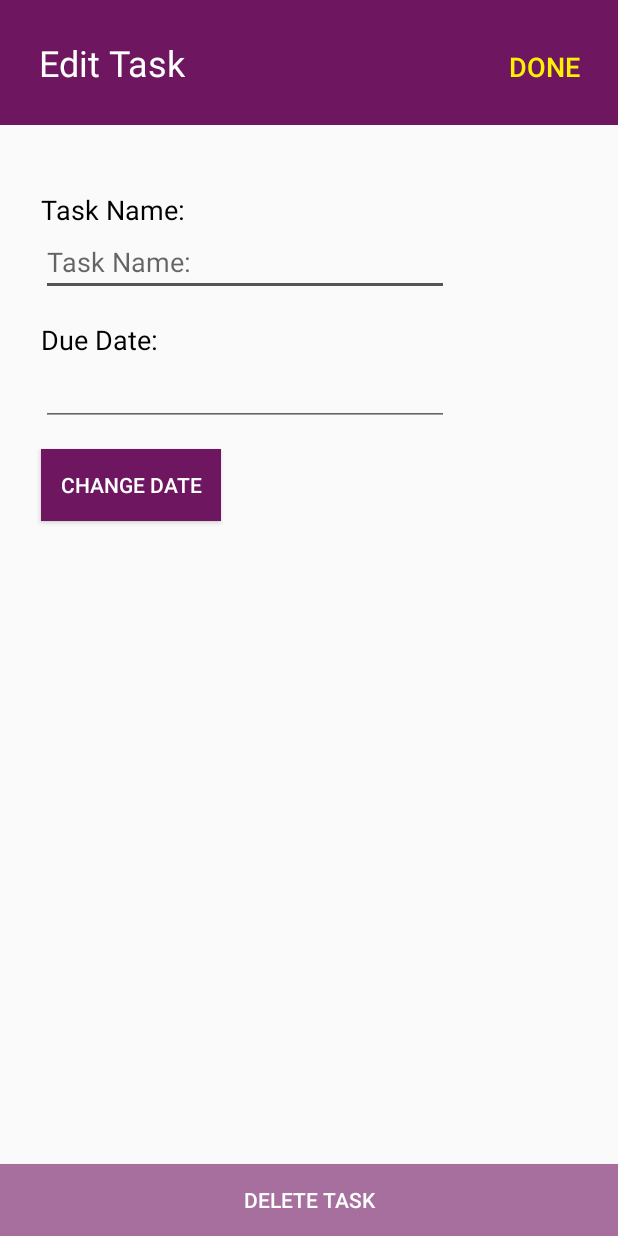
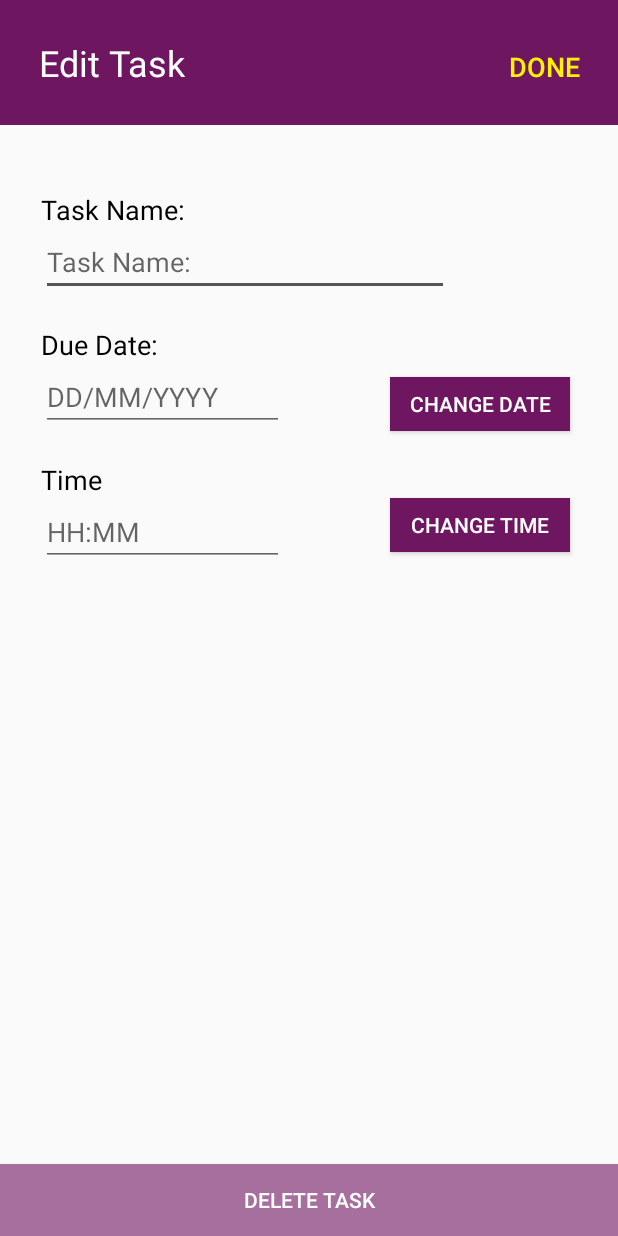
Before and after one commit to cyb3rloud/Apprendre, an Android app: the EditTaskActivity screen opened directly, with no data from a screen before it, on a phone screen of 412 x 824 dp. Run offline under Robolectric (Android 15) with nearby library versions, the phone set to English and light mode, and no system bars.

Commit message:
Edit task now allows for input of time using time picker and db accepts time correctly

```diff
--- a/App/app/src/main/java/com/alanhughjones/studyeasy/EditTaskActivity.java
+++ b/App/app/src/main/java/com/alanhughjones/studyeasy/EditTaskActivity.java
@@ -1,6 +1,7 @@
 package com.alanhughjones.studyeasy;
 
 import android.app.DatePickerDialog;
+import android.app.TimePickerDialog;
 import android.content.Intent;
 import android.database.Cursor;
 import android.support.v7.app.AppCompatActivity;
@@ -9,6 +10,7 @@ import android.view.View;
 import android.widget.Button;
 import android.widget.DatePicker;
 import android.widget.EditText;
+import android.widget.TimePicker;
 import android.widget.Toast;
 
 import java.util.Calendar;
@@ -21,12 +23,14 @@ public class EditTaskActivity extends AppCompatActivity {
     int year_x,month_x,day_x;
     private String taskDate = "";
     private String showDate = "";
+    private String theTime = "";
+    private String fullTime = "";
     private EditText taskName;
     private int selectedSubID;
     private String selectedTaskId;
     private String selectedSubName;
     DatePickerDialog picker;
-    private String fakeTime = " 00:00:00.000";
+    private String fakeTime = ":00.000"; // was " 00:00:00.000" originally
 
 
     @Override
@@ -39,6 +43,8 @@ public class EditTaskActivity extends AppCompatActivity {
         taskName = findViewById(R.id.edit_task_input);
         Button deleteTask = findViewById(R.id.delete_task);
         Button datePick = findViewById(R.id.edit_datepick_btn);
+        Button timePick = findViewById(R.id.edit_time_btn);
+        final EditText showTime = findViewById(R.id.show_due_time);
 
         UpdateTask();
         // get the intent extra from the SubjectAddActivity (the id of the subject)
@@ -53,6 +59,9 @@ public class EditTaskActivity extends AppCompatActivity {
         // Set task input field to contain task title and date to task date
         Cursor editTask = myDB.getSingleTask(selectedTaskId);
         if (editTask.moveToFirst()) {
+
+            // yyyy-MM--dd HH:mm:ss.SSS
+
             taskName.setText(editTask.getString(0));
             taskDate = editTask.getString(1);
             String dbDay = taskDate.substring(8,10);
@@ -60,6 +69,11 @@ public class EditTaskActivity extends AppCompatActivity {
             String dbYear = taskDate.substring(0,4);
             String convertedDate = dbDay + "-" + dbMonth + "-" + dbYear;
             dueDateShow.setHint(convertedDate);
+
+            theTime = editTask.getString(1);
+            String dbTime = theTime.substring(11,16);
+            showTime.setHint(dbTime);
+
         }
 
         // Set onclick listener to delete button
@@ -72,6 +86,24 @@ public class EditTaskActivity extends AppCompatActivity {
                 backAllTasks.putExtra("id", selectedSubID);
                 backAllTasks.putExtra("name", selectedSubName);
                 startActivity(backAllTasks);
+            }
+        });
+
+        timePick.setOnClickListener(new View.OnClickListener() {
+            @Override
+            public void onClick(View v) {
+                Calendar currentTime = Calendar.getInstance();
+                int hour = currentTime.get(Calendar.HOUR_OF_DAY);
+                int minute = currentTime.get(Calendar.MINUTE);
+                TimePickerDialog timePicker;
+                timePicker = new TimePickerDialog(EditTaskActivity.this, new TimePickerDialog.OnTimeSetListener() {
+                    @Override
+                    public void onTimeSet(TimePicker timePicker, int selectedHour, int selectedMinute) {
+                        fullTime = selectedHour + ":" + selectedMinute;
+                        showTime.setText(fullTime);
+                    }
+                }, hour, minute, true);
+                timePicker.show();
             }
         });
 
@@ -100,15 +132,13 @@ public class EditTaskActivity extends AppCompatActivity {
                                     sMonthOfYear = Integer.toString(monthOfYear+1);
                                 }
                                 showDate = sDayOfMonth + "-" + sMonthOfYear + "-" + year;
-                                taskDate = year + "-" + sMonthOfYear + "-" + sDayOfMonth + fakeTime;
+                                taskDate = year + "-" + sMonthOfYear + "-" + sDayOfMonth;
                                 dueDateShow.setText(showDate);
                             }
                         },year_x,month_x,day_x);
                 picker.show();
             }
         });
-
-
     }
 
     public void UpdateTask(){
@@ -118,6 +148,7 @@ public class EditTaskActivity extends AppCompatActivity {
                 String updatedDesc = taskName.getText().toString();
                 String sSubId = Integer.toString(selectedSubID);
                 if(updatedDesc.length() != 0 && taskDate.length() != 0) {
+                    taskDate = taskDate + " " + fullTime + fakeTime;
                     boolean isUpdated = myDB.updateTask(sSubId, selectedTaskId, updatedDesc, taskDate);
                     if(isUpdated){
                         Toast.makeText(EditTaskActivity.this, "Task Updated", Toast.LENGTH_LONG).show();
@@ -126,7 +157,7 @@ public class EditTaskActivity extends AppCompatActivity {
                         showAllTasks.putExtra("name",selectedSubName);
                         startActivity(showAllTasks);
                     } else {
-                        Toast.makeText(EditTaskActivity.this, "Task not updated", Toast.LENGTH_LONG).show();
+                        Toast.makeText(EditTaskActivity.this, "Please fill all fields", Toast.LENGTH_LONG).show();
                     }
                 }
             }
--- a/App/app/src/main/res/layout/activity_edit_task.xml
+++ b/App/app/src/main/res/layout/activity_edit_task.xml
@@ -41,6 +41,11 @@
 
     </RelativeLayout>
 
+    <RelativeLayout
+        android:layout_width="match_parent"
+        android:layout_height="wrap_content"
+        android:layout_alignParentStart="true"
+        android:layout_alignParentTop="true">
 
         <TextView
             android:id="@+id/input_edit_title"
@@ -72,30 +77,64 @@
             android:id="@+id/edit_duedate_title"
             android:layout_width="wrap_content"
             android:layout_height="wrap_content"
-        android:layout_alignParentTop="true"
             android:layout_alignStart="@+id/input_edit_title"
-        android:layout_marginTop="214dp"
+            android:layout_below="@+id/edit_task_input"
             android:text="@string/duedate_input"
+            android:layout_marginTop="20dp"
             android:textColor="@android:color/black"
             android:textSize="18sp" />
 
         <EditText
             android:id="@+id/show_due_date"
-        android:layout_width="272dp"
+            android:layout_width="162dp"
             android:layout_height="wrap_content"
             android:layout_alignStart="@+id/input_edit_title"
             android:layout_below="@+id/edit_duedate_title"
-        android:focusable="false"/>
+            android:focusable="false"
+            android:hint="@string/date_format"
+            android:inputType="none"/>
+
+        <TextView
+            android:id="@+id/edit_due_time"
+            android:layout_width="wrap_content"
+            android:layout_height="wrap_content"
+            android:layout_marginTop="20dp"
+            android:layout_alignStart="@+id/input_edit_title"
+            android:layout_below="@+id/show_due_date"
+            android:text="@string/time_string"
+            android:textColor="@android:color/black"
+            android:textSize="18sp" />
+
+        <EditText
+            android:id="@+id/show_due_time"
+            android:layout_width="162dp"
+            android:layout_height="wrap_content"
+            android:layout_alignStart="@+id/input_edit_title"
+            android:layout_below="@+id/edit_due_time"
+            android:focusable="false"
+            android:hint="@string/time_format"
+            android:inputType="none"/>
 
         <Button
             android:id="@+id/edit_datepick_btn"
             android:layout_width="120dp"
-        android:layout_height="wrap_content"
-        android:layout_alignStart="@+id/input_edit_title"
-        android:layout_below="@+id/show_due_date"
-        android:layout_marginTop="15dp"
+            android:layout_height="36dp"
+            android:layout_alignBottom="@+id/show_due_date"
+            android:layout_alignParentEnd="true"
+            android:layout_marginEnd="32dp"
             android:background="@color/colorPrimary"
             android:text="@string/change_date"
+            android:textColor="@android:color/background_light"
+            tools:textAllCaps="false" />
+
+        <Button
+            android:id="@+id/edit_time_btn"
+            android:layout_width="120dp"
+            android:layout_height="36dp"
+            android:layout_alignStart="@+id/edit_datepick_btn"
+            android:layout_below="@+id/edit_due_time"
+            android:background="@color/colorPrimary"
+            android:text="Change Time"
             android:textColor="@android:color/background_light"
             tools:textAllCaps="false" />
 
@@ -103,11 +142,13 @@
             android:id="@+id/delete_task"
             android:layout_width="match_parent"
             android:layout_height="wrap_content"
+            android:layout_alignParentEnd="true"
             android:layout_alignParentBottom="true"
             android:layout_alignParentStart="true"
             android:layout_marginBottom="0dp"
             android:background="#a66f9d"
             android:text="@string/delete_task"
             android:textColor="@android:color/background_light" />
+    </RelativeLayout>
 
 </RelativeLayout>
--- a/App/app/src/main/res/values/strings.xml
+++ b/App/app/src/main/res/values/strings.xml
@@ -14,6 +14,9 @@
     <string name="edit_task">Edit Task</string>
     <string name="change_date">Change Date</string>
     <string name="delete_task">Delete Task</string>
+    <string name="time_string">Time</string>
+    <string name="date_format">DD/MM/YYYY</string>
+    <string name="time_format">HH:MM</string>
     <string-array name="categories">
         <item>Homework</item>
         <item>Project</item>
```
Lines whose indentation alone changed are shown as unchanged.
